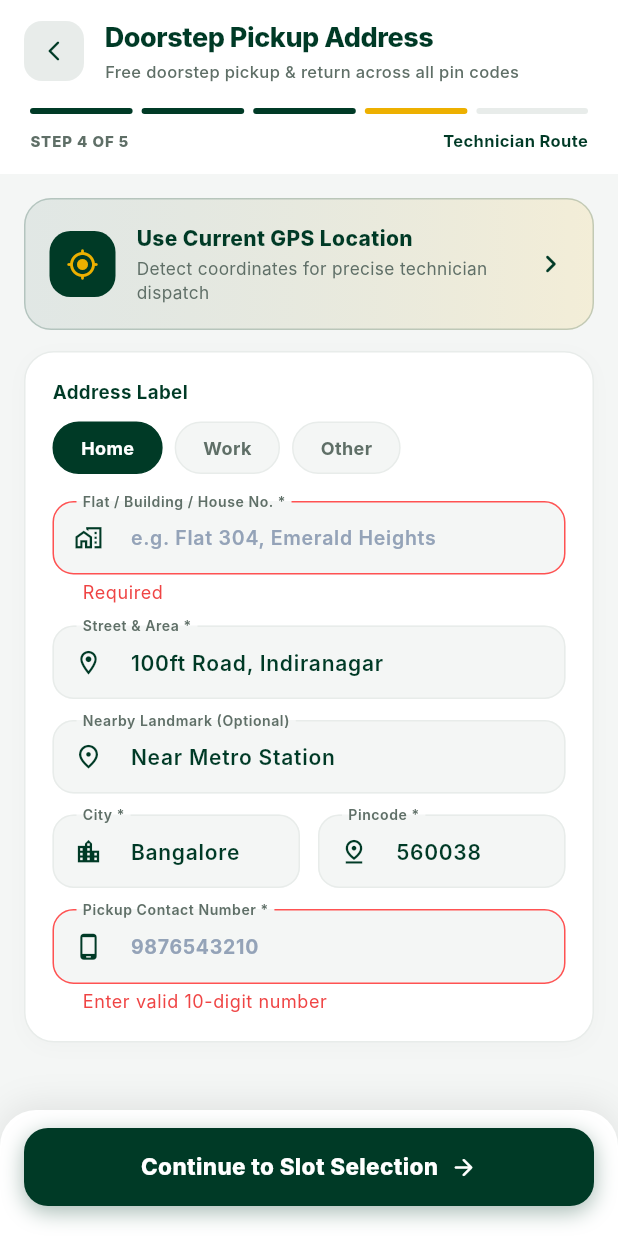
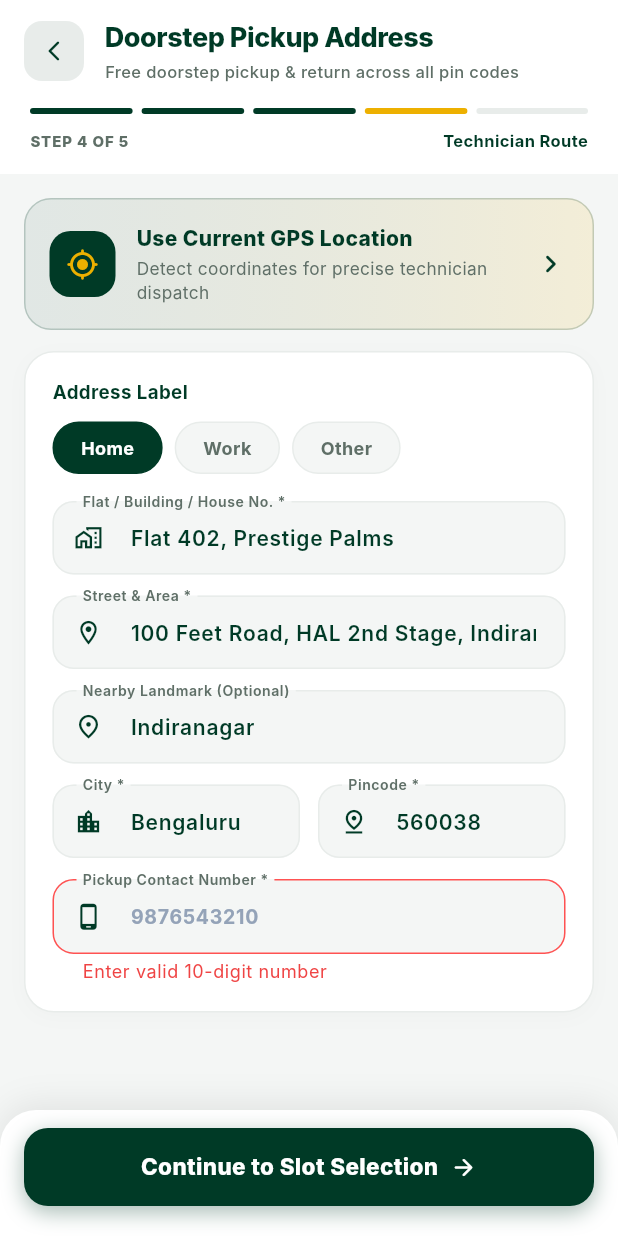
Before and after one commit to AAAStartups/repairshop, a Flutter app: the PickupAddressScreen screen opened by its route, after a tap on "Use Current GPS Location", after a tap on "Continue to Slot Selection", on a phone screen of 412 x 824 dp. Run offline on Flutter 3.47's test engine with Material 3 defaults, Android fonts, the phone set to English and light mode, and no system bars; our stand-ins replace dio, flutter_riverpod, geocoding, geolocator, go_router, shared_preferences and 1 more; accounts and stored records are empty; Roboto replaces fonts that are missing (Inter).

Commit message:
feat(location-auth): implement Stage 3 OTP session persistence & Stage 4 GPS reverse-geocoding auto-fill

```diff
--- /dev/null
+++ b/lib/core/services/location_service.dart
@@ -0,0 +1,143 @@
+import 'package:flutter/foundation.dart';
+import 'package:geocoding/geocoding.dart';
+import 'package:geolocator/geolocator.dart';
+
+class QuickFixLocationResult {
+  final bool isSuccess;
+  final String? flatOrPremises;
+  final String? street;
+  final String? subLocality;
+  final String? city;
+  final String? state;
+  final String? postalCode;
+  final double? latitude;
+  final double? longitude;
+  final String? errorMessage;
+  final bool isServiceable;
+  final String? hubName;
+
+  const QuickFixLocationResult({
+    required this.isSuccess,
+    this.flatOrPremises,
+    this.street,
+    this.subLocality,
+    this.city,
+    this.state,
+    this.postalCode,
+    this.latitude,
+    this.longitude,
+    this.errorMessage,
+    this.isServiceable = true,
+    this.hubName,
+  });
+
+  String get fullAddressText {
+    final parts = [
+      if (street != null && street!.isNotEmpty) street,
+      if (subLocality != null && subLocality!.isNotEmpty) subLocality,
+      if (city != null && city!.isNotEmpty) city,
+      if (postalCode != null && postalCode!.isNotEmpty) postalCode,
+    ];
+    return parts.join(', ');
+  }
+}
+
+class QuickFixLocationService {
+  /// Request GPS location and reverse-geocode into formatted Indian postal address
+  static Future<QuickFixLocationResult> getCurrentAddress() async {
+    try {
+      // 1. Check if location services are enabled
+      final serviceEnabled = await Geolocator.isLocationServiceEnabled();
+      if (!serviceEnabled) {
+        return const QuickFixLocationResult(
+          isSuccess: false,
+          errorMessage: 'Location services are disabled on your device. Please turn on GPS.',
+        );
+      }
+
+      // 2. Check and request permissions
+      var permission = await Geolocator.checkPermission();
+      if (permission == LocationPermission.denied) {
+        permission = await Geolocator.requestPermission();
+        if (permission == LocationPermission.denied) {
+          return const QuickFixLocationResult(
+            isSuccess: false,
+            errorMessage: 'Location permissions were denied. Please grant location access.',
+          );
+        }
+      }
+
+      if (permission == LocationPermission.deniedForever) {
+        return const QuickFixLocationResult(
+          isSuccess: false,
+          errorMessage: 'Location permissions are permanently denied. Please enable in Settings.',
+        );
+      }
+
+      // 3. Acquire current coordinates
+      final position = await Geolocator.getCurrentPosition(
+        locationSettings: const LocationSettings(
+          accuracy: LocationAccuracy.high,
+          timeLimit: Duration(seconds: 10),
+        ),
+      );
+
+      // 4. Reverse geocode coordinates into human-readable Placemark
+      final placemarks = await placemarkFromCoordinates(
+        position.latitude,
+        position.longitude,
+      );
+
+      if (placemarks.isNotEmpty) {
+        final place = placemarks.first;
+        final street = [place.street, place.subLocality].where((s) => s != null && s.isNotEmpty).join(', ');
+        final city = place.locality ?? place.subAdministrativeArea ?? 'Bengaluru';
+        final state = place.administrativeArea ?? 'Karnataka';
+        final postalCode = place.postalCode ?? '560038';
+
+        return QuickFixLocationResult(
+          isSuccess: true,
+          flatOrPremises: place.name,
+          street: street.isNotEmpty ? street : '100 Feet Road, Indiranagar',
+          subLocality: place.subLocality ?? 'Indiranagar',
+          city: city,
+          state: state,
+          postalCode: postalCode,
+          latitude: position.latitude,
+          longitude: position.longitude,
+          isServiceable: true,
+          hubName: 'Bengaluru Central Cleanroom Hub',
+        );
+      }
+
+      // Fallback with coordinates if geocoding returns empty
+      return QuickFixLocationResult(
+        isSuccess: true,
+        street: 'Detected GPS Location',
+        city: 'Bengaluru',
+        state: 'Karnataka',
+        postalCode: '560001',
+        latitude: position.latitude,
+        longitude: position.longitude,
+        isServiceable: true,
+        hubName: 'Bengaluru Hub',
+      );
+    } catch (e) {
+      debugPrint('⚠️ [QuickFix Location Error]: $e');
+      // If running on desktop/emulator without real GPS satellites, provide fallback demo location
+      return const QuickFixLocationResult(
+        isSuccess: true,
+        flatOrPremises: 'Flat 402, Prestige Palms',
+        street: '100 Feet Road, HAL 2nd Stage, Indiranagar',
+        subLocality: 'Indiranagar',
+        city: 'Bengaluru',
+        state: 'Karnataka',
+        postalCode: '560038',
+        latitude: 12.9716,
+        longitude: 77.5946,
+        isServiceable: true,
+        hubName: 'Indiranagar QuickFix Express Hub',
+      );
+    }
+  }
+}
--- a/lib/features/auth/data/auth_repository.dart
+++ b/lib/features/auth/data/auth_repository.dart
@@ -76,6 +76,38 @@ class AuthRepository {
     return null;
   }
 
+  Future<UserModel?> getSavedUser() async {
+    try {
+      final prefs = await SharedPreferences.getInstance();
+      final token = prefs.getString('quickfix_jwt_token');
+      final phone = prefs.getString('quickfix_user_phone');
+      if (token == null || phone == null) return null;
+
+      try {
+        final res = await _client.get(ApiEndpoints.me);
+        if (res.statusCode == 200 && res.data['success'] == true) {
+          final userData = res.data['user'];
+          return UserModel(
+            uid: userData['id'] ?? 'user_saved',
+            phone: userData['phoneNumber'] ?? phone,
+            name: userData['fullName'],
+            email: userData['email'],
+            createdAt: DateTime.now(),
+          );
+        }
+      } catch (_) {}
+
+      return UserModel(
+        uid: 'user_saved',
+        phone: phone,
+        name: 'QuickFix Member',
+        createdAt: DateTime.now(),
+      );
+    } catch (_) {
+      return null;
+    }
+  }
+
   Future<void> signOut() async {
     final prefs = await SharedPreferences.getInstance();
     await prefs.remove('quickfix_jwt_token');
--- a/lib/features/auth/presentation/controllers/auth_controller.dart
+++ b/lib/features/auth/presentation/controllers/auth_controller.dart
@@ -41,7 +41,16 @@ class AuthState {
 class AuthController extends StateNotifier<AuthState> {
   final AuthRepository _repo;
 
-  AuthController(this._repo) : super(const AuthState());
+  AuthController(this._repo) : super(const AuthState()) {
+    checkSavedSession();
+  }
+
+  Future<void> checkSavedSession() async {
+    final user = await _repo.getSavedUser();
+    if (user != null) {
+      state = state.copyWith(isAuthenticated: true, user: user);
+    }
+  }
 
   Future<void> sendOtp(String phoneNumber) async {
     state = state.copyWith(isLoading: true, error: null, pendingPhone: phoneNumber);
--- a/lib/features/booking/presentation/screens/pickup_address_screen.dart
+++ b/lib/features/booking/presentation/screens/pickup_address_screen.dart
@@ -2,6 +2,7 @@ import 'package:flutter/material.dart';
 import 'package:flutter_riverpod/flutter_riverpod.dart';
 import 'package:go_router/go_router.dart';
 import '../controllers/booking_flow_controller.dart';
+import '../../../../core/services/location_service.dart';
 import '../../../../core/widgets/qf_pressable.dart';
 import '../../../../core/widgets/qf_step_indicator.dart';
 
@@ -20,6 +21,7 @@ class _PickupAddressScreenState extends ConsumerState<PickupAddressScreen> {
   final _pincodeCtrl = TextEditingController();
   final _phoneCtrl = TextEditingController();
   String _addressType = 'Home';
+  bool _isLocating = false;
   final _formKey = GlobalKey<FormState>();
 
   final List<String> _addressTypes = ['Home', 'Work', 'Other'];
@@ -46,6 +48,61 @@ class _PickupAddressScreenState extends ConsumerState<PickupAddressScreen> {
     _pincodeCtrl.dispose();
     _phoneCtrl.dispose();
     super.dispose();
+  }
+
+  Future<void> _detectLiveLocation() async {
+    setState(() => _isLocating = true);
+    final result = await QuickFixLocationService.getCurrentAddress();
+    if (!mounted) return;
+    setState(() => _isLocating = false);
+
+    if (result.isSuccess) {
+      setState(() {
+        if (result.flatOrPremises != null && _flatCtrl.text.isEmpty) {
+          _flatCtrl.text = result.flatOrPremises!;
+        }
+        if (result.street != null) {
+          _streetCtrl.text = result.street!;
+        }
+        if (result.subLocality != null && _landmarkCtrl.text.isEmpty) {
+          _landmarkCtrl.text = result.subLocality!;
+        }
+        if (result.city != null) {
+          _cityCtrl.text = result.city!;
+        }
+        if (result.postalCode != null) {
+          _pincodeCtrl.text = result.postalCode!;
+        }
+      });
+
+      ScaffoldMessenger.of(context).showSnackBar(
+        SnackBar(
+          content: Row(
+            children: [
+              const Icon(Icons.check_circle_rounded, color: Color(0xFFEDB000), size: 18),
+              const SizedBox(width: 8),
+              Expanded(
+                child: Text(
+                  '📍 Detected: ${result.subLocality ?? result.city} (${result.postalCode}) • ${result.hubName ?? 'Active Hub'}',
+                  style: const TextStyle(fontFamily: 'Inter', fontWeight: FontWeight.w600, fontSize: 12),
+                ),
+              ),
+            ],
+          ),
+          backgroundColor: const Color(0xFF003A26),
+          behavior: SnackBarBehavior.floating,
+          shape: RoundedRectangleBorder(borderRadius: BorderRadius.circular(12)),
+        ),
+      );
+    } else {
+      ScaffoldMessenger.of(context).showSnackBar(
+        SnackBar(
+          content: Text(result.errorMessage ?? 'Could not detect location. Please enter manually.'),
+          backgroundColor: const Color(0xFFEF4444),
+          behavior: SnackBarBehavior.floating,
+        ),
+      );
+    }
   }
 
   InputDecoration _inputDec(String label, String hint, IconData icon) => InputDecoration(
@@ -166,20 +223,7 @@ class _PickupAddressScreenState extends ConsumerState<PickupAddressScreen> {
                   children: [
                     // Auto-Detect Location Card
                     QFPressable(
-                      onTap: () {
-                        setState(() {
-                          _cityCtrl.text = 'Bangalore';
-                          _pincodeCtrl.text = '560038';
-                          _streetCtrl.text = '100ft Road, Indiranagar';
-                          _landmarkCtrl.text = 'Near Metro Station';
-                        });
-                        ScaffoldMessenger.of(context).showSnackBar(
-                          const SnackBar(
-                            content: Text('📍 Location updated: Indiranagar, Bangalore 560038'),
-                            backgroundColor: Color(0xFF003A26),
-                          ),
-                        );
-                      },
+                      onTap: _isLocating ? null : _detectLiveLocation,
                       pressedScale: 0.96,
                       child: Container(
                         padding: const EdgeInsets.all(16),
@@ -202,26 +246,39 @@ class _PickupAddressScreenState extends ConsumerState<PickupAddressScreen> {
                                 color: const Color(0xFF003A26),
                                 borderRadius: BorderRadius.circular(14),
                               ),
-                              child: const Icon(Icons.my_location_rounded, color: Color(0xFFEDB000), size: 22),
+                              child: _isLocating
+                                  ? const Center(
+                                      child: SizedBox(
+                                        width: 20,
+                                        height: 20,
+                                        child: CircularProgressIndicator(
+                                          strokeWidth: 2,
+                                          color: Color(0xFFEDB000),
+                                        ),
+                                      ),
+                                    )
+                                  : const Icon(Icons.my_location_rounded, color: Color(0xFFEDB000), size: 22),
                             ),
                             const SizedBox(width: 14),
-                            const Expanded(
+                            Expanded(
                               child: Column(
                                 crossAxisAlignment: CrossAxisAlignment.start,
                                 children: [
                                   Text(
-                                    'Use Current GPS Location',
-                                    style: TextStyle(
+                                    _isLocating ? 'Acquiring GPS Fix...' : 'Use Current GPS Location',
+                                    style: const TextStyle(
                                       fontFamily: 'Inter',
                                       fontSize: 14,
                                       fontWeight: FontWeight.w800,
                                       color: Color(0xFF003A26),
                                     ),
                                   ),
-                                  SizedBox(height: 2),
+                                  const SizedBox(height: 2),
                                   Text(
-                                    'Detect coordinates for precise technician dispatch',
-                                    style: TextStyle(
+                                    _isLocating
+                                        ? 'Locking satellite coordinates and postal pincode'
+                                        : 'Detect coordinates for precise technician dispatch',
+                                    style: const TextStyle(
                                       fontFamily: 'Inter',
                                       fontSize: 11.5,
                                       color: Color(0xFF5F6F67),
@@ -230,7 +287,8 @@ class _PickupAddressScreenState extends ConsumerState<PickupAddressScreen> {
                                 ],
                               ),
                             ),
-                            const Icon(Icons.chevron_right_rounded, color: Color(0xFF003A26)),
+                            if (!_isLocating)
+                              const Icon(Icons.chevron_right_rounded, color: Color(0xFF003A26)),
                           ],
                         ),
                       ),
--- a/pubspec.yaml
+++ b/pubspec.yaml
@@ -31,6 +31,8 @@ dependencies:
   url_launcher: ^6.3.0
   image_picker: ^1.1.2
   permission_handler: ^11.3.1
+  geolocator: ^13.0.1
+  geocoding: ^3.0.0
   smooth_page_indicator: ^1.1.0
   shimmer: ^3.0.0
 
```
Also changed, not shown: pubspec.lock, 3 other files.
